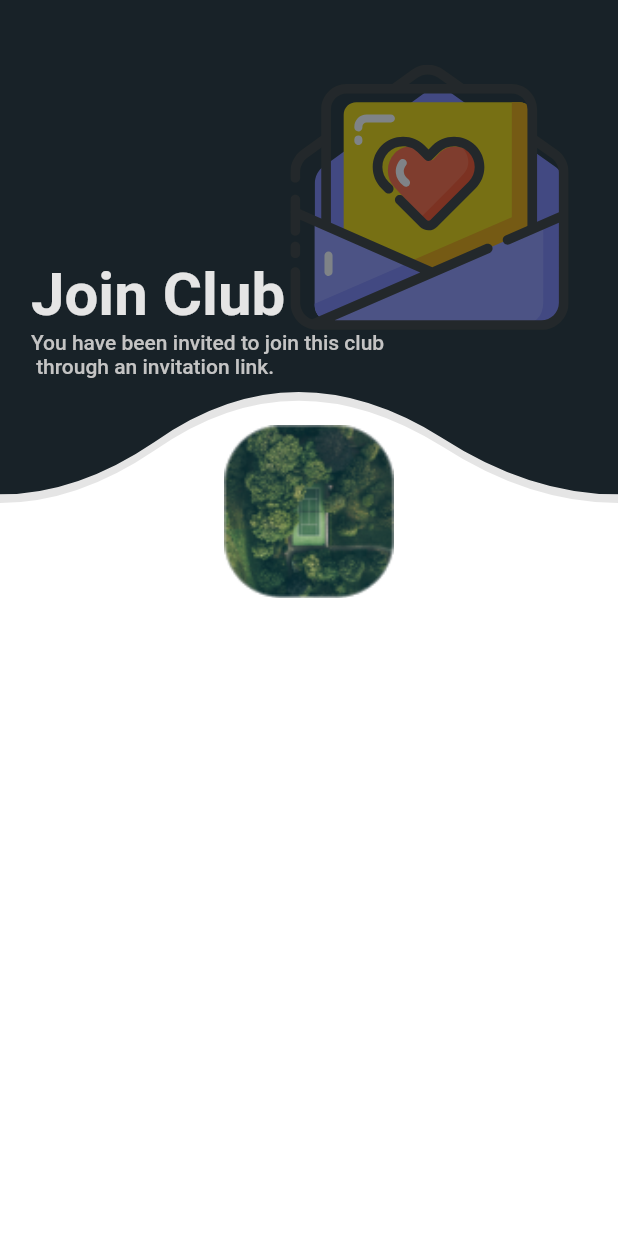
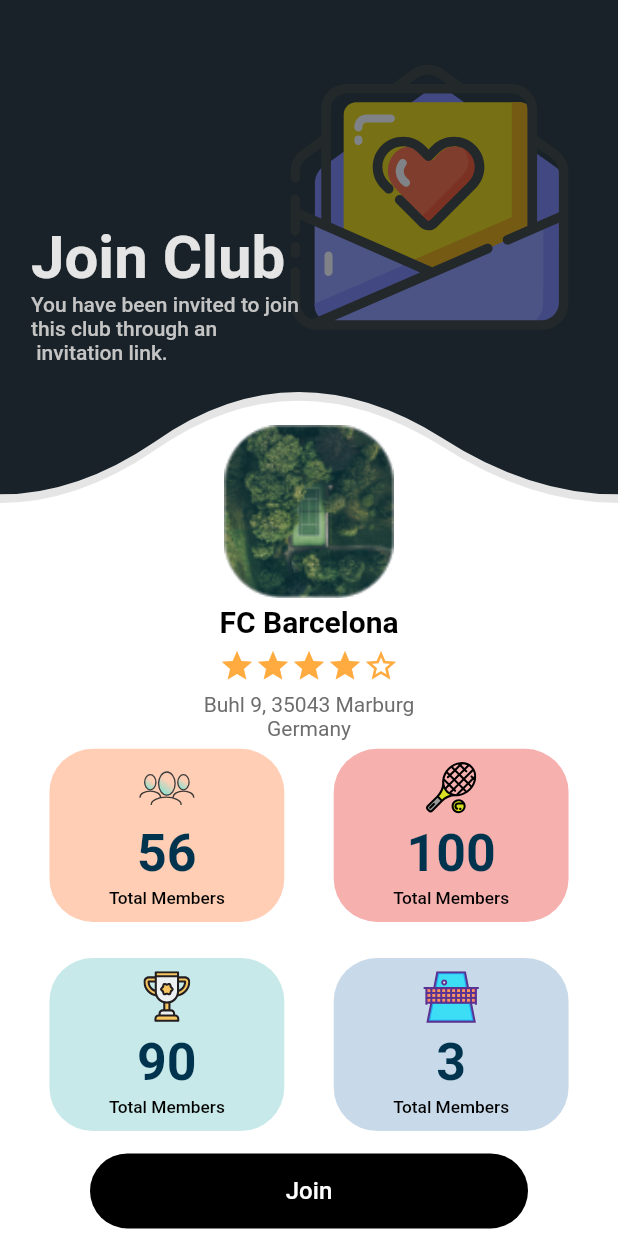
Before and after one commit to El-Sayed-Mustafa/Tennis-App, a Flutter app: the screen it shows after launch, on a phone screen of 412 x 824 dp. Run offline on Flutter 3.47's test engine with Material 2 defaults, Android fonts, the phone set to English and light mode, and no system bars; our stand-ins replace bloc, carousel_slider, firebase_auth, firebase_core, flutter_bloc, flutter_svg and 5 more; accounts and stored records are empty; Roboto replaces fonts that are missing (Poppins).

Commit message:
choose club UI done

```diff
--- a/lib/Featured/choose_club/choose_club_screen.dart
+++ b/lib/Featured/choose_club/choose_club_screen.dart
@@ -1,11 +1,12 @@
 import 'package:flutter/cupertino.dart';
 import 'package:flutter/material.dart';
 import 'package:flutter_svg/svg.dart';
+import 'package:tennis_app/Featured/choose_club/widgets/card_details.dart';
+import 'package:tennis_app/Featured/choose_club/widgets/static_rating_bar.dart';
 import 'package:tennis_app/Featured/choose_club/widgets/wave_clipper_widget.dart';
+import 'package:tennis_app/core/utils/widgets/custom_button.dart';
 
-import '../../core/utils/widgets/clipper.dart';
 import '../../core/utils/widgets/opacity_wave.dart';
-import '../../generated/l10n.dart';
 
 class ChooseClub extends StatelessWidget {
   const ChooseClub({super.key});
@@ -15,7 +16,8 @@ class ChooseClub extends StatelessWidget {
     final screenWidth = MediaQuery.of(context).size.width;
     final screenHeight = MediaQuery.of(context).size.height;
     return Scaffold(
-      body: Column(
+      body: SingleChildScrollView(
+        child: Column(
           children: [
             Stack(
               children: [
@@ -27,7 +29,93 @@ class ChooseClub extends StatelessWidget {
                 OpacityWave(height: screenHeight * 0.407),
               ],
             ),
+            SizedBox(
+              height: screenHeight * .005,
+            ),
+            const Text(
+              'FC Barcelona',
+              style: TextStyle(
+                color: Colors.black,
+                fontSize: 20,
+                fontFamily: 'Poppins',
+                fontWeight: FontWeight.w600,
+              ),
+            ),
+            SizedBox(
+              height: screenHeight * .007,
+            ),
+            const StaticRatingBar(rating: 4.5),
+            SizedBox(
+              height: screenHeight * .007,
+            ),
+            const Text(
+              'Buhl 9, 35043 Marburg\nGermany',
+              textAlign: TextAlign.center,
+              style: TextStyle(
+                color: Color(0xFF6D6D6D),
+                fontSize: 14,
+                fontFamily: 'Roboto',
+                fontWeight: FontWeight.w400,
+              ),
+            ),
+            SizedBox(
+              height: screenHeight * .007,
+            ),
+            Padding(
+              padding: const EdgeInsets.symmetric(horizontal: 24.0),
+              child: Row(
+                mainAxisAlignment: MainAxisAlignment.center,
+                children: [
+                  const CardDetails(
+                    svgPath: 'assets/images/members.svg',
+                    value: '56',
+                    label: 'Total Members',
+                    color: Color(0x87FFA372),
+                  ),
+                  SizedBox(
+                    width: screenWidth * .08,
+                  ),
+                  const CardDetails(
+                    svgPath: 'assets/images/matches.svg',
+                    value: '100',
+                    label: 'Total Members',
+                    color: Color(0x84ED6663),
+                  ),
                 ],
+              ),
+            ),
+            const SizedBox(
+              height: 24,
+            ),
+            Padding(
+              padding: const EdgeInsets.symmetric(horizontal: 24.0),
+              child: Row(
+                mainAxisAlignment: MainAxisAlignment.center,
+                children: [
+                  const CardDetails(
+                    svgPath: 'assets/images/wins.svg',
+                    value: '90',
+                    label: 'Total Members',
+                    color: Color(0x8294D3D3),
+                  ),
+                  SizedBox(
+                    width: screenWidth * .08,
+                  ),
+                  const CardDetails(
+                    svgPath: 'assets/images/courts.svg',
+                    value: '3',
+                    label: 'Total Members',
+                    color: Color(0x8294B6D3),
+                  ),
+                ],
+              ),
+            ),
+            BottomSheetContainer(
+              buttonText: 'Join',
+              onPressed: () {},
+            )
+          ],
+        ),
       ),
     );
   }
--- /dev/null
+++ b/lib/Featured/choose_club/widgets/card_details.dart
@@ -0,0 +1,68 @@
+import 'package:flutter/material.dart';
+import 'package:flutter_svg/svg.dart';
+
+class CardDetails extends StatelessWidget {
+  final String svgPath;
+  final String value;
+  final String label;
+  final Color color;
+
+  const CardDetails({
+    Key? key,
+    required this.svgPath,
+    required this.value,
+    required this.label,
+    required this.color,
+  }) : super(key: key);
+
+  @override
+  Widget build(BuildContext context) {
+    final screenWidth = MediaQuery.of(context).size.width;
+    final screenHeight = MediaQuery.of(context).size.height;
+
+    final containerWidth = screenWidth * 0.38;
+    final containerHeight = screenHeight * 0.14;
+
+    return Container(
+      padding: EdgeInsets.all(containerWidth * 0.05),
+      width: containerWidth,
+      height: containerHeight,
+      decoration: ShapeDecoration(
+        color: color,
+        shape: RoundedRectangleBorder(
+          borderRadius: BorderRadius.circular(containerHeight * 0.25),
+        ),
+      ),
+      child: Column(
+        mainAxisAlignment: MainAxisAlignment.center,
+        children: [
+          SvgPicture.asset(
+            svgPath,
+            width: containerWidth * 0.24,
+            height: containerHeight * 0.3,
+          ),
+          SizedBox(height: containerHeight * 0.05),
+          Text(
+            value,
+            style: TextStyle(
+              color: Color(0xFF00344E),
+              fontSize: containerHeight * 0.3,
+              fontFamily: 'Poppins',
+              fontWeight: FontWeight.w600,
+            ),
+          ),
+          SizedBox(height: containerHeight * 0.02),
+          Text(
+            label,
+            style: TextStyle(
+              color: Colors.black,
+              fontSize: containerHeight * 0.1,
+              fontFamily: 'Poppins',
+              fontWeight: FontWeight.w500,
+            ),
+          ),
+        ],
+      ),
+    );
+  }
+}
--- /dev/null
+++ b/lib/Featured/choose_club/widgets/static_rating_bar.dart
@@ -0,0 +1,21 @@
+import 'package:flutter/material.dart';
+
+class StaticRatingBar extends StatelessWidget {
+  const StaticRatingBar({super.key, required this.rating, this.iconSize = 24});
+  final double rating;
+  final double iconSize;
+  @override
+  Widget build(BuildContext context) {
+    return Row(
+      mainAxisSize: MainAxisSize.min,
+      children: List.generate(
+        5,
+        (index) => Icon(
+          index < rating.floor() ? Icons.star : Icons.star_border,
+          color: Colors.orangeAccent,
+          size: iconSize,
+        ),
+      ),
+    );
+  }
+}
--- a/lib/Featured/choose_club/widgets/wave_clipper_widget.dart
+++ b/lib/Featured/choose_club/widgets/wave_clipper_widget.dart
@@ -56,7 +56,7 @@ class WaveClipperScreenChooseClub extends StatelessWidget {
                 ),
                 Positioned(
                   left: screenWidth * 0.05,
-                  top: screenHeight * 0.21,
+                  top: screenHeight * 0.18,
                   child: Column(
                     crossAxisAlignment: CrossAxisAlignment.start,
                     children: [
@@ -70,7 +70,7 @@ class WaveClipperScreenChooseClub extends StatelessWidget {
                         ),
                       ),
                       const Text(
-                        'You have been invited to join this club\n through an invitation link.',
+                        'You have been invited to join\nthis club through an\n invitation link.',
                         style: TextStyle(
                           color: Color(0xFFDADADA),
                           fontSize: 14,
--- a/pubspec.yaml
+++ b/pubspec.yaml
@@ -39,6 +39,7 @@ dependencies:
   flutter_facebook_auth: ^6.0.0
   flutter_localizations:
     sdk: flutter
+  flutter_rating_bar: ^4.0.1
   flutter_svg: null
   fluttertoast: ^8.2.2
   go_router: null
```
Also changed, not shown: assets/images/courts.svg (added), assets/images/matches.svg (added), assets/images/members.svg (added), assets/images/wins.svg (added), pubspec.lock. Lines whose indentation alone changed are shown as unchanged.
